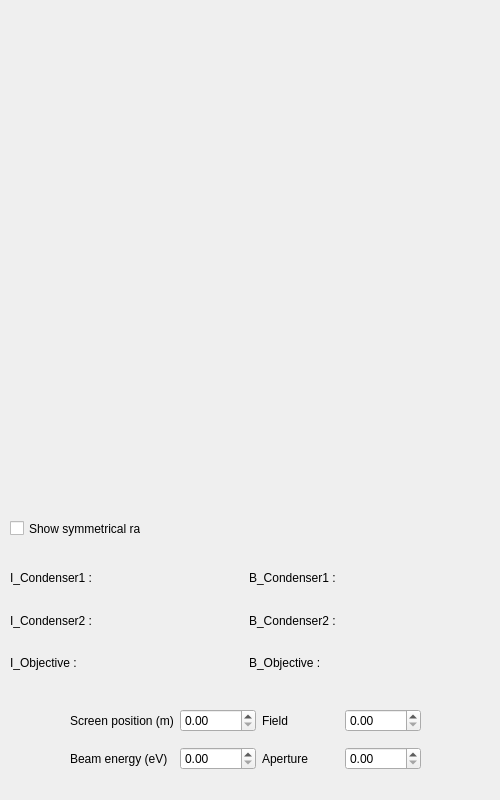
The window that interface/simu.ui (scayez/Projet_multi_opc_25_26) describes before a commit, drawn with Qt 5.
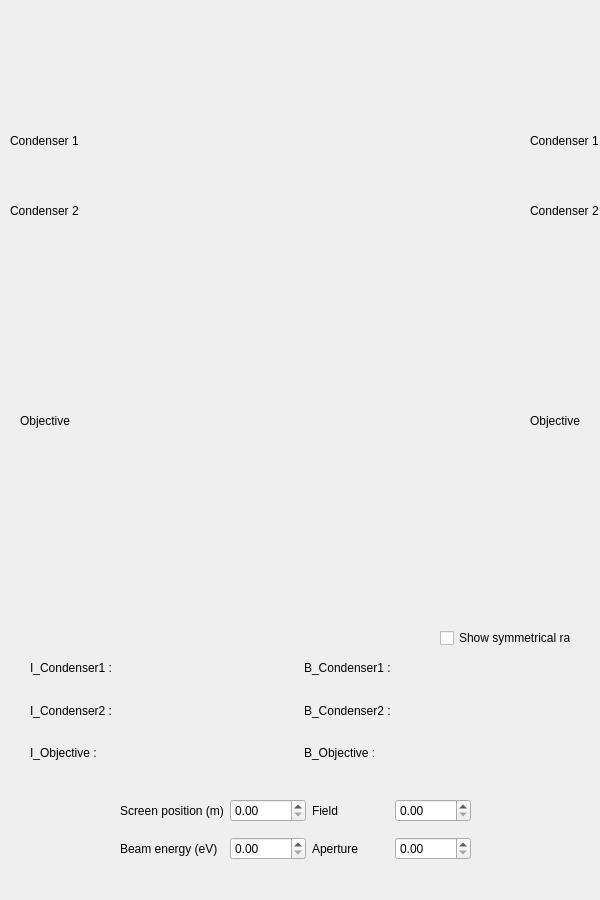
The same window after the commit. Icons and pictures are not drawn. Custom widgets are drawn as their Qt base class.

Commit message: Debug et amelioration simu

```diff
--- a/interface/simu.ui
+++ b/interface/simu.ui
@@ -6,8 +6,8 @@
    <rect>
     <x>0</x>
     <y>0</y>
-    <width>500</width>
-    <height>800</height>
+    <width>600</width>
+    <height>900</height>
    </rect>
   </property>
   <property name="sizePolicy">
@@ -18,14 +18,14 @@
   </property>
   <property name="minimumSize">
    <size>
-    <width>500</width>
-    <height>800</height>
+    <width>600</width>
+    <height>900</height>
    </size>
   </property>
   <property name="maximumSize">
    <size>
-    <width>500</width>
-    <height>800</height>
+    <width>600</width>
+    <height>900</height>
    </size>
   </property>
   <property name="windowTitle">
@@ -34,10 +34,10 @@
   <widget class="QWidget" name="horizontalLayoutWidget">
    <property name="geometry">
     <rect>
-     <x>140</x>
+     <x>160</x>
      <y>20</y>
-     <width>221</width>
-     <height>521</height>
+     <width>281</width>
+     <height>591</height>
     </rect>
    </property>
    <layout class="QHBoxLayout" name="horizontalLayout">
@@ -49,10 +49,10 @@
   <widget class="QLabel" name="lentille">
    <property name="geometry">
     <rect>
-     <x>30</x>
-     <y>70</y>
-     <width>61</width>
-     <height>51</height>
+     <x>80</x>
+     <y>120</y>
+     <width>50</width>
+     <height>50</height>
     </rect>
    </property>
    <property name="text">
@@ -68,10 +68,10 @@
   <widget class="QLabel" name="lentille_2">
    <property name="geometry">
     <rect>
-     <x>30</x>
-     <y>220</y>
-     <width>61</width>
-     <height>51</height>
+     <x>80</x>
+     <y>190</y>
+     <width>50</width>
+     <height>50</height>
     </rect>
    </property>
    <property name="text">
@@ -87,10 +87,10 @@
   <widget class="QLabel" name="lentille_3">
    <property name="geometry">
     <rect>
-     <x>410</x>
-     <y>360</y>
-     <width>61</width>
-     <height>51</height>
+     <x>470</x>
+     <y>400</y>
+     <width>50</width>
+     <height>50</height>
     </rect>
    </property>
    <property name="text">
@@ -106,10 +106,10 @@
   <widget class="QLabel" name="lentille_4">
    <property name="geometry">
     <rect>
-     <x>410</x>
-     <y>220</y>
-     <width>61</width>
-     <height>51</height>
+     <x>470</x>
+     <y>190</y>
+     <width>50</width>
+     <height>50</height>
     </rect>
    </property>
    <property name="text">
@@ -125,10 +125,10 @@
   <widget class="QLabel" name="lentille_5">
    <property name="geometry">
     <rect>
-     <x>410</x>
-     <y>70</y>
-     <width>61</width>
-     <height>51</height>
+     <x>470</x>
+     <y>120</y>
+     <width>50</width>
+     <height>50</height>
     </rect>
    </property>
    <property name="text">
@@ -144,10 +144,10 @@
   <widget class="QLabel" name="lentille_6">
    <property name="geometry">
     <rect>
-     <x>30</x>
-     <y>360</y>
-     <width>61</width>
-     <height>51</height>
+     <x>80</x>
+     <y>400</y>
+     <width>50</width>
+     <height>50</height>
     </rect>
    </property>
    <property name="sizePolicy">
@@ -169,9 +169,9 @@
   <widget class="QWidget" name="gridLayoutWidget">
    <property name="geometry">
     <rect>
-     <x>10</x>
-     <y>560</y>
-     <width>471</width>
+     <x>30</x>
+     <y>650</y>
+     <width>541</width>
      <height>121</height>
     </rect>
    </property>
@@ -265,10 +265,10 @@
   <widget class="QCheckBox" name="checkBox">
    <property name="geometry">
     <rect>
-     <x>10</x>
-     <y>520</y>
+     <x>440</x>
+     <y>630</y>
      <width>131</width>
-     <height>17</height>
+     <height>16</height>
     </rect>
    </property>
    <property name="text">
@@ -278,8 +278,8 @@
   <widget class="QWidget" name="gridLayoutWidget_2">
    <property name="geometry">
     <rect>
-     <x>70</x>
-     <y>700</y>
+     <x>120</x>
+     <y>790</y>
      <width>351</width>
      <height>81</height>
     </rect>
@@ -327,6 +327,84 @@
     </item>
    </layout>
   </widget>
+  <widget class="QLabel" name="label_11">
+   <property name="geometry">
+    <rect>
+     <x>10</x>
+     <y>130</y>
+     <width>71</width>
+     <height>21</height>
+    </rect>
+   </property>
+   <property name="text">
+    <string>Condenser 1</string>
+   </property>
+  </widget>
+  <widget class="QLabel" name="label_12">
+   <property name="geometry">
+    <rect>
+     <x>530</x>
+     <y>130</y>
+     <width>71</width>
+     <height>21</height>
+    </rect>
+   </property>
+   <property name="text">
+    <string>Condenser 1</string>
+   </property>
+  </widget>
+  <widget class="QLabel" name="label_13">
+   <property name="geometry">
+    <rect>
+     <x>10</x>
+     <y>200</y>
+     <width>71</width>
+     <height>21</height>
+    </rect>
+   </property>
+   <property name="text">
+    <string>Condenser 2</string>
+   </property>
+  </widget>
+  <widget class="QLabel" name="label_14">
+   <property name="geometry">
+    <rect>
+     <x>530</x>
+     <y>200</y>
+     <width>71</width>
+     <height>21</height>
+    </rect>
+   </property>
+   <property name="text">
+    <string>Condenser 2</string>
+   </property>
+  </widget>
+  <widget class="QLabel" name="label_15">
+   <property name="geometry">
+    <rect>
+     <x>20</x>
+     <y>410</y>
+     <width>51</width>
+     <height>21</height>
+    </rect>
+   </property>
+   <property name="text">
+    <string>Objective</string>
+   </property>
+  </widget>
+  <widget class="QLabel" name="label_16">
+   <property name="geometry">
+    <rect>
+     <x>530</x>
+     <y>410</y>
+     <width>71</width>
+     <height>21</height>
+    </rect>
+   </property>
+   <property name="text">
+    <string>Objective</string>
+   </property>
+  </widget>
  </widget>
  <customwidgets>
   <customwidget>
```
Left out of the diff: 26 changed lines with no effect on the pictures. The commit also changes 19 other files.
